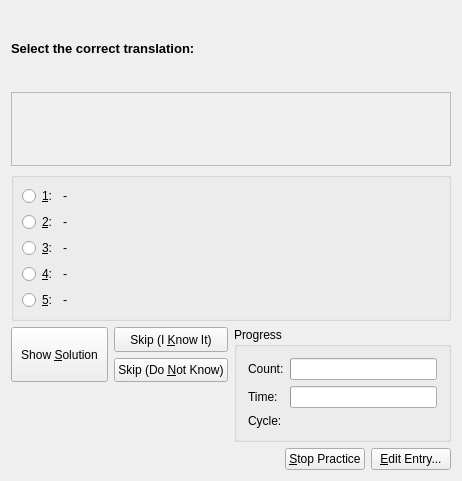
Before: the Qt Designer form src/practice/MCQueryDlgForm.ui in KDE/parley, drawn with Qt 5.
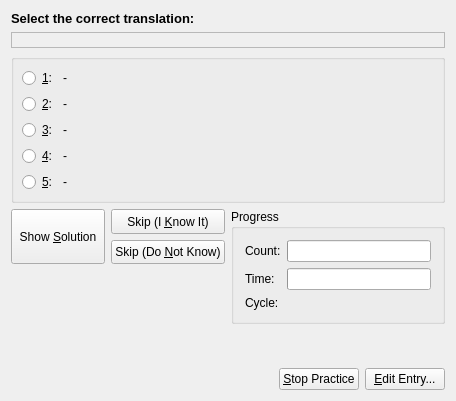
After: the same form once the commit is applied.

Commit message: Improved MC Query Dialog resizing behaviour (imo) and made time label and progress bar in query dialogs invisible instead of inactive if "Show remaining time" is unchecked.

What changed in the file:
```diff
--- a/src/practice/MCQueryDlgForm.ui
+++ b/src/practice/MCQueryDlgForm.ui
@@ -6,13 +6,19 @@
    <rect>
     <x>0</x>
     <y>0</y>
-    <width>462</width>
-    <height>481</height>
+    <width>456</width>
+    <height>401</height>
    </rect>
   </property>
   <layout class="QVBoxLayout" >
    <item>
     <widget class="QLabel" name="TextLabel1" >
+     <property name="sizePolicy" >
+      <sizepolicy vsizetype="Fixed" hsizetype="Preferred" >
+       <horstretch>0</horstretch>
+       <verstretch>0</verstretch>
+      </sizepolicy>
+     </property>
      <property name="font" >
       <font>
        <family>Tahoma</family>
@@ -32,7 +38,7 @@
    <item>
     <widget class="QLabel" name="orgField" >
      <property name="sizePolicy" >
-      <sizepolicy vsizetype="Minimum" hsizetype="Expanding" >
+      <sizepolicy vsizetype="Fixed" hsizetype="Expanding" >
        <horstretch>0</horstretch>
        <verstretch>0</verstretch>
       </sizepolicy>
@@ -50,6 +56,12 @@
    </item>
    <item>
     <widget class="QGroupBox" name="transgroup" >
+     <property name="sizePolicy" >
+      <sizepolicy vsizetype="Fixed" hsizetype="Preferred" >
+       <horstretch>0</horstretch>
+       <verstretch>0</verstretch>
+      </sizepolicy>
+     </property>
      <property name="title" >
       <string/>
      </property>
@@ -397,6 +409,22 @@
      </item>
     </layout>
    </item>
+   <item>
+    <spacer>
+     <property name="orientation" >
+      <enum>Qt::Vertical</enum>
+     </property>
+     <property name="sizeType" >
+      <enum>QSizePolicy::MinimumExpanding</enum>
+     </property>
+     <property name="sizeHint" >
+      <size>
+       <width>20</width>
+       <height>0</height>
+      </size>
+     </property>
+    </spacer>
+   </item>
    <item>
     <layout class="QHBoxLayout" >
      <item>
```
The commit also changes 5 other files.
